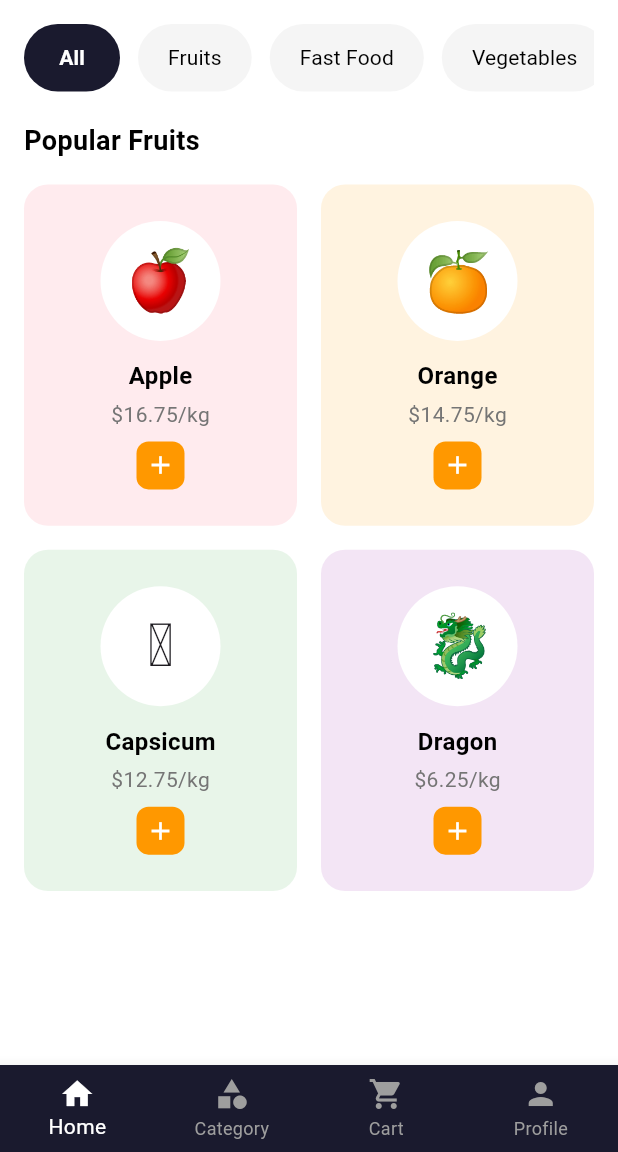
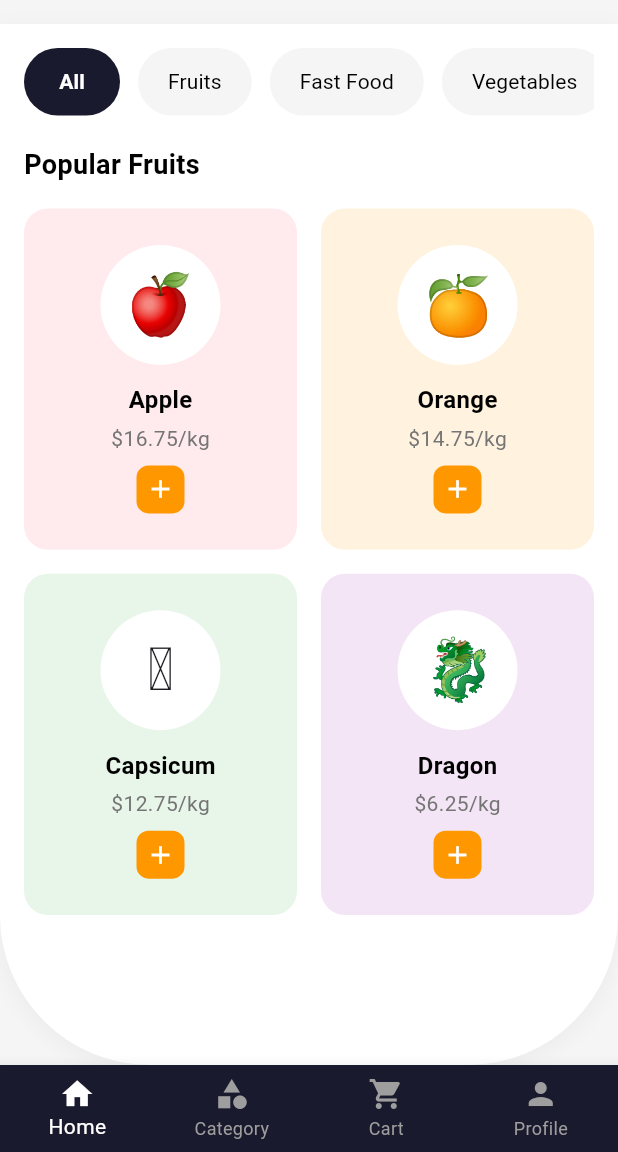
Before and after one commit to zahrawm/Grocery-app, a Flutter app: the FruitScreen screen opened by its route, on a phone screen of 412 x 824 dp, the part 84-1236 px from its top. Run offline on Flutter 3.47's test engine with Material 3 defaults, Android fonts, the phone set to English and light mode, and no system bars.

Commit message:
codes updated

```diff
--- a/grocery_app/lib/main.dart
+++ b/grocery_app/lib/main.dart
@@ -1,5 +1,6 @@
 import 'package:flutter/material.dart';
 import 'package:grocery_app/screen/fruit_screen.dart';
+
 import 'package:grocery_app/screen/grocery_screen.dart';
 
 import 'package:grocery_app/screen/home_screen.dart' show HomeScreen;
--- a/grocery_app/lib/screen/fruit_screen.dart
+++ b/grocery_app/lib/screen/fruit_screen.dart
@@ -6,7 +6,7 @@ class FruitScreen extends StatelessWidget {
   @override
   Widget build(BuildContext context) {
     return Scaffold(
-      backgroundColor: Colors.white,
+      backgroundColor: Colors.grey.shade100,
       appBar: AppBar(
         backgroundColor: Colors.white,
         elevation: 0,
@@ -38,7 +38,24 @@ class FruitScreen extends StatelessWidget {
           ),
         ],
       ),
-      body: Padding(
+      body: Container(
+        margin: const EdgeInsets.only(top: 16.0),
+        decoration: BoxDecoration(
+          color: Colors.white,
+          borderRadius: BorderRadius.only(
+            bottomLeft: Radius.circular(100),
+            bottomRight: Radius.circular(100),
+          ),
+          boxShadow: [
+            BoxShadow(
+              color: Colors.grey.withOpacity(0.1),
+              spreadRadius: 1,
+              blurRadius: 10,
+              offset: Offset(0, 3),
+            ),
+          ],
+        ),
+        child: Padding(
           padding: const EdgeInsets.all(16.0),
           child: Column(
             children: [
@@ -105,6 +122,7 @@ class FruitScreen extends StatelessWidget {
                 ),
               ),
             ],
+          ),
         ),
       ),
       bottomNavigationBar: BottomNavigationBar(
@@ -181,7 +199,6 @@ class FruitScreen extends StatelessWidget {
           ),
           const SizedBox(height: 12),
 
-
           Text(
             name,
             style: const TextStyle(
@@ -198,7 +215,6 @@ class FruitScreen extends StatelessWidget {
           ),
           const SizedBox(height: 8),
 
-
           Container(
             width: 32,
             height: 32,
--- a/grocery_app/lib/widgets/grocery.dart
+++ b/grocery_app/lib/widgets/grocery.dart
@@ -15,8 +15,8 @@ class Grocery extends StatelessWidget {
         color: Colors.white,
 
         borderRadius: const BorderRadius.only(
-          bottomLeft: Radius.circular(30),
-          bottomRight: Radius.circular(30),
+          bottomLeft: Radius.circular(50),
+          bottomRight: Radius.circular(50),
         ),
 
         boxShadow: [
```
Also changed, not shown: grocery_app/lib/model/fruits_model.dart (added, +22 -0 lines). Lines whose indentation alone changed are shown as unchanged.
